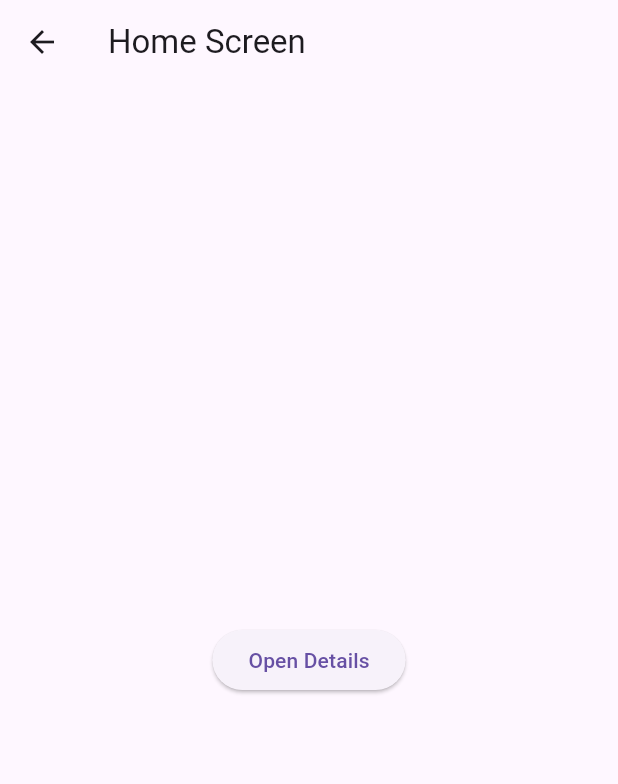
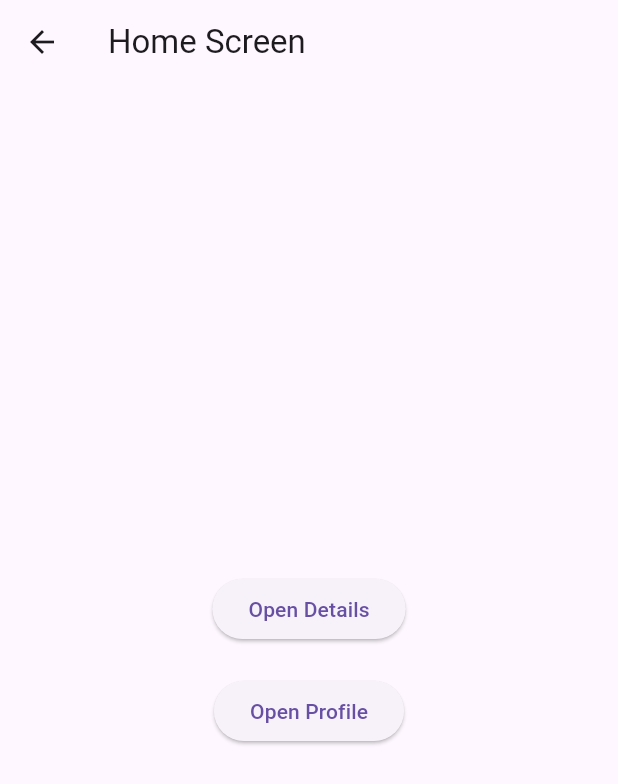
Before and after one commit to mchlstvny/navigation_lab-vispro, a Flutter app: the HomeScreen screen opened directly, on a phone screen of 412 x 824 dp. Shown: the top 784 px of the screen. Run offline on Flutter 3.47's test engine with Material 3 defaults, Android fonts, the phone set to English and light mode, and no system bars.

Commit message:
part 4.2

```diff
--- a/navigation_lab/lib/main.dart
+++ b/navigation_lab/lib/main.dart
@@ -12,6 +12,7 @@ class MyApp extends StatelessWidget {
         '/': (context) => HomeScreen(),
         '/details': (context) => DetailsScreen(),
         '/login': (context) => LoginScreen(),
+        '/profile': (context) => ProfileScreen(),
       },
     );
   }
@@ -23,7 +24,10 @@ class HomeScreen extends StatelessWidget {
     return Scaffold(
       appBar: AppBar(title: Text('Home Screen')),
       body: Center(
-        child: ElevatedButton(
+        child: Column(
+          mainAxisAlignment: MainAxisAlignment.center,
+          children: [
+            ElevatedButton(
               onPressed: () {
                 Navigator.pushNamed(
                   context,
@@ -32,6 +36,19 @@ class HomeScreen extends StatelessWidget {
                 );
               },
               child: Text('Open Details'),
+            ),
+            SizedBox(height: 20),
+            ElevatedButton(
+              onPressed: () {
+                Navigator.pushNamed(
+                  context,
+                  '/profile',
+                  arguments: 'kasmir',
+                );
+              },
+              child: Text('Open Profile'),
+            ),
+          ],
         ),
       ),
     );
@@ -78,3 +95,23 @@ class LoginScreen extends StatelessWidget {
     );
   }
 }
+
+class ProfileScreen extends StatelessWidget {
+  @override
+  Widget build(BuildContext context) {
+    final username = ModalRoute.of(context)!.settings.arguments as String?;
+
+    return Scaffold(
+      appBar: AppBar(title: Text('Profile Screen')),
+      body: Center(
+        child: Text(
+          username != null
+              ? 'Wow, benar banget! $username memang tampan sekali'
+              : 'No username received',
+          textAlign: TextAlign.center,
+          style: TextStyle(fontSize: 18),
+        ),
+      ),
+    );
+  }
+}
```
Lines whose indentation alone changed are shown as unchanged.
